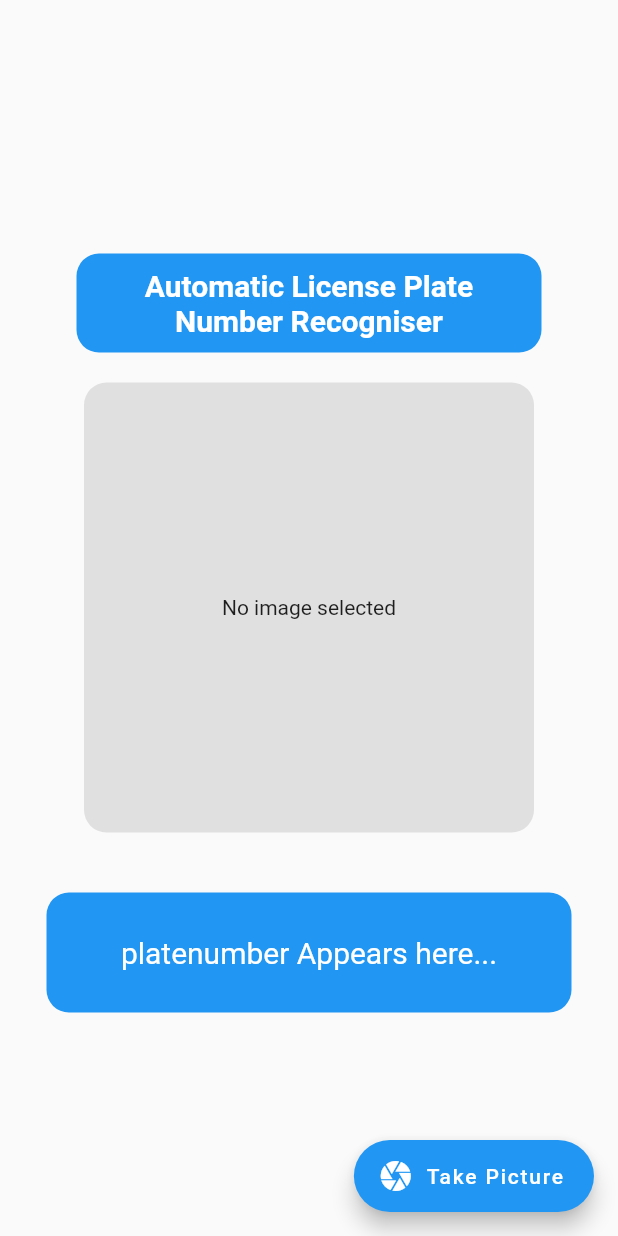
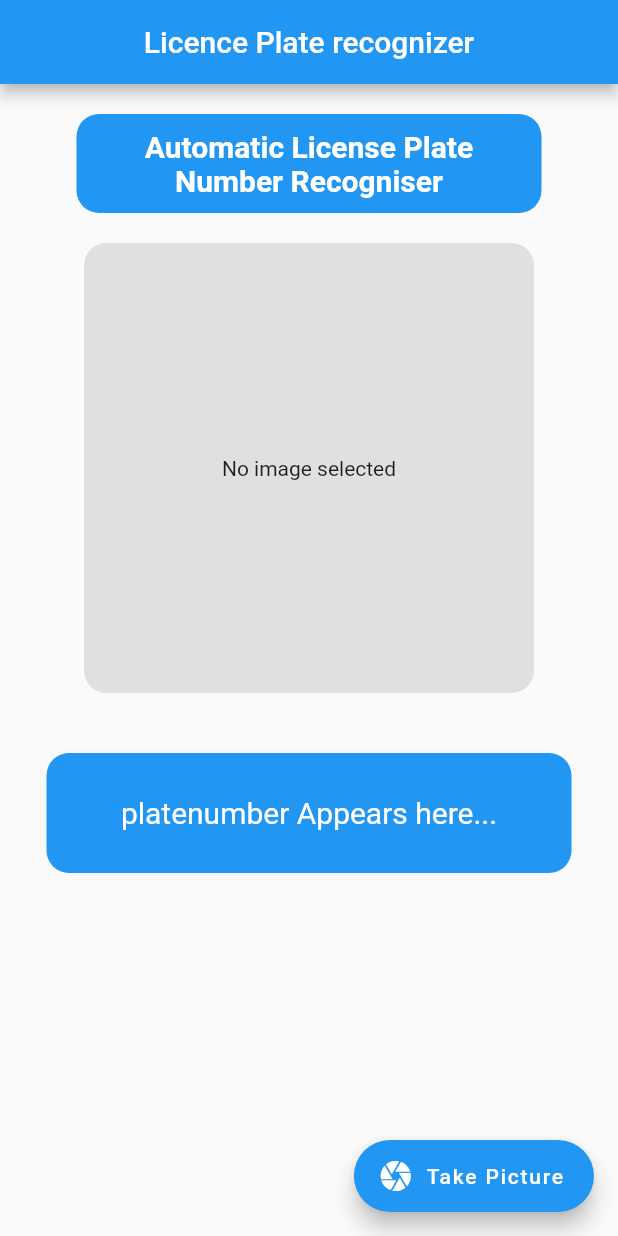
Before and after one commit to Monarene/alpr-project, a Flutter app: the screen it shows after launch, after a tap on "Take Picture", on a phone screen of 412 x 824 dp. Run offline on Flutter 3.47's test engine with Material 2 defaults, Android fonts, the phone set to English and light mode, and no system bars; our stand-ins replace image_picker; Roboto replaces fonts that are missing (Montserrat).

```diff
--- a/lib/services/plate_recogniser_service.dart
+++ b/lib/services/plate_recogniser_service.dart
@@ -1,7 +1,9 @@
-import 'package:flutter/material.dart';
-import
+import 'dart:convert' as convert;
 
-String plateRecogniser(Image image) {
+import 'package:alpr_x/models/plate_model.dart';
+import 'package:http/http.dart' as http;
+
+Future<String> plateRecogniser(String imageBase64) async {
   var response = await http
       .post("https://api.platerecognizer.com/v1/plate-reader/", body: {
     "upload": imageBase64
@@ -10,7 +12,6 @@ String plateRecogniser(Image image) {
   });
 
   var json = convert.jsonDecode(response.body);
-
-  PlateNumberModel plateModel = new PlateNumberModel();
-  var results = PlateNumberModel.fromMap(json["results"]["plate"]);
+  var results = PlateNumberModel.fromMap(json["results"]["plate"]).toString();
+  return results;
 }
--- a/lib/views/alpr.dart
+++ b/lib/views/alpr.dart
@@ -1,10 +1,7 @@
 import 'dart:convert';
-import 'dart:convert' as convert;
 import 'dart:io';
 
-import 'package:alpr_x/models/plate_model.dart';
 import 'package:flutter/material.dart';
-import 'package:http/http.dart' as http;
 import 'package:image_picker/image_picker.dart';
 
 class ALPR extends StatefulWidget {
@@ -16,6 +13,7 @@ class _ALPRState extends State<ALPR> {
   File _image;
   final String API_TOKEN = 'Token 5fd073409dd7239a9d071e7b4f292744c1abe267';
   String results;
+  String _imageBase64;
   final _picker = ImagePicker();
 
   Future getImage() async {
@@ -24,31 +22,22 @@ class _ALPRState extends State<ALPR> {
     var imageBytes = await _image.readAsBytes();
     String imageBase64 = base64Encode(imageBytes);
 
-    var response = await http
-        .post("https://api.platerecognizer.com/v1/plate-reader/", body: {
-      "upload": imageBase64
-    }, headers: {
-      "Authorization": "Token 5fd073409dd7239a9d071e7b4f292744c1abe267"
-    });
-
-    var json = convert.jsonDecode(response.body);
-
-    PlateNumberModel plateModel = new PlateNumberModel();
-    var results = PlateNumberModel.fromMap(json["results"]["plate"]);
-    print(response.statusCode);
-
     setState(() {
       _image = _image;
+      _imageBase64 = imageBase64;
     });
-    //   _getData(_image);
+    return imageBase64;
   }
 
   @override
   Widget build(BuildContext context) {
     return Scaffold(
-      body: Center(
-        child: Column(
-          mainAxisAlignment: MainAxisAlignment.center,
+      appBar: AppBar(
+        title: Center(
+          child: Text("Licence Plate recognizer"),
+        ),
+      ),
+      body: Column(
         crossAxisAlignment: CrossAxisAlignment.center,
         children: <Widget>[
           SizedBox(
@@ -58,8 +47,7 @@ class _ALPRState extends State<ALPR> {
             child: Container(
               padding: EdgeInsets.all(10),
               decoration: BoxDecoration(
-                    borderRadius: BorderRadius.circular(15),
-                    color: Colors.blue),
+                  borderRadius: BorderRadius.circular(15), color: Colors.blue),
               child: Center(
                 child: Text(
                   'Automatic License Plate Number Recogniser',
@@ -96,7 +84,7 @@ class _ALPRState extends State<ALPR> {
                 borderRadius: BorderRadius.circular(15), color: Colors.blue),
             child: Center(
               child: Text(
-                  results == null ? "platenumber Appears here..." : results,
+                "platenumber Appears here...",
                 textAlign: TextAlign.center,
                 style: TextStyle(
                     color: Colors.white,
@@ -109,7 +97,6 @@ class _ALPRState extends State<ALPR> {
           ),
         ],
       ),
-      ),
       floatingActionButton: FloatingActionButton.extended(
         onPressed: () {
           getImage();
```
Lines whose indentation alone changed are shown as unchanged.
